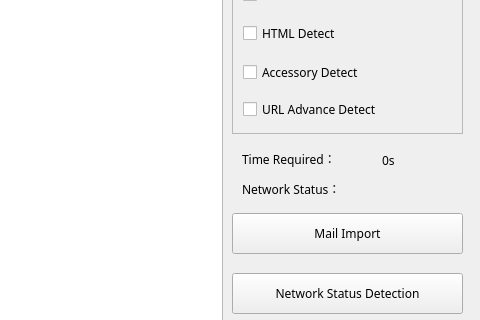
Above: ui/view/main.ui from LunziQwQ/Phishing-email-filter before the change; both pictures show x 758 to 1238 and y 107 to 427 of the 1238 by 594 pixel window. Below: the same form after it.
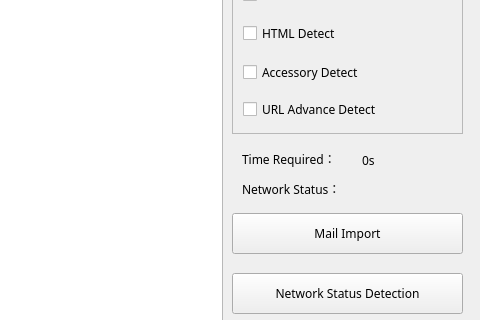
That is the form after the change.

Diff of the .ui file:
```diff
--- a/ui/view/main.ui
+++ b/ui/view/main.ui
@@ -94,7 +94,7 @@
    <widget class="QLabel" name="time_required_label">
     <property name="geometry">
      <rect>
-      <x>1140</x>
+      <x>1120</x>
       <y>260</y>
       <width>72</width>
       <height>15</height>
```
